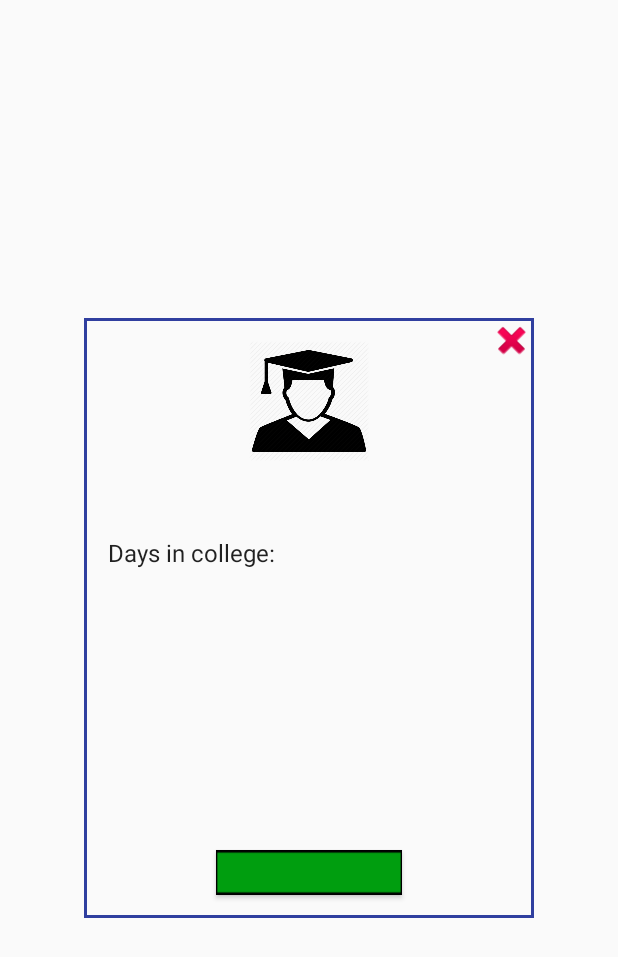
After one commit to idodror/Drive2StudyAndroid, an Android app: the layout popup.xml on its own in the app's theme, with its tools: preview values and no code run, on a phone screen of 412 x 824 dp. The commit adds this screen. Shown: the top 957 px of the screen. Run offline under Robolectric (Android 15) with nearby library versions, the phone set to English and light mode, and no system bars; Roboto replaces fonts that are not available here.

Commit message:
ADDED DriveRide Object + popup layout (for map marker click) + Map functions

```diff
--- a/app/build.gradle
+++ b/app/build.gradle
@@ -35,6 +35,7 @@ dependencies {
     implementation 'com.android.support:appcompat-v7:27.1.1'
     implementation 'com.android.support:support-v4:27.1.1'
     implementation 'com.android.support:design:27.1.1'
+    implementation 'com.google.maps.android:android-maps-utils:0.5'
 
     // ViewModel and LiveData
     implementation "android.arch.lifecycle:extensions:1.1.1"
--- a/app/src/main/java/com/drive2study/AppActivity.java
+++ b/app/src/main/java/com/drive2study/AppActivity.java
@@ -1,15 +1,15 @@
 package com.drive2study;
 
 import android.os.Bundle;
-import android.support.v4.app.Fragment;
 import android.support.annotation.NonNull;
 import android.support.design.widget.BottomNavigationView;
+import android.support.v4.app.Fragment;
+import android.support.v4.app.FragmentManager;
 import android.support.v4.app.FragmentTransaction;
 import android.support.v7.app.AppCompatActivity;
 import android.view.Menu;
 import android.view.MenuItem;
 import android.widget.Toast;
-import android.support.v4.app.FragmentManager;
 import com.drive2study.Model.Model;
 import com.drive2study.Model.Student;
 import com.drive2study.View.EditProfileFragment;
--- a/app/src/main/java/com/drive2study/Model/AppLocalDB.java
+++ b/app/src/main/java/com/drive2study/Model/AppLocalDB.java
@@ -13,7 +13,7 @@ abstract class AppLocalDbRepository extends RoomDatabase {
     public abstract StudentDao studentDao();
 }
 
-public class AppLocalDB{
+public class AppLocalDB {
     static public AppLocalDbRepository db = Room.databaseBuilder(MyApplication.context,
             AppLocalDbRepository.class,
             "Student.db").fallbackToDestructiveMigration().build();
--- a/app/src/main/java/com/drive2study/Model/ModelFirebase.java
+++ b/app/src/main/java/com/drive2study/Model/ModelFirebase.java
@@ -4,9 +4,9 @@ import android.graphics.Bitmap;
 import android.graphics.BitmapFactory;
 import android.net.Uri;
 import android.util.Log;
+
 import com.google.android.gms.tasks.OnFailureListener;
 import com.google.android.gms.tasks.OnSuccessListener;
-import com.google.android.gms.tasks.Task;
 import com.google.firebase.database.DataSnapshot;
 import com.google.firebase.database.DatabaseError;
 import com.google.firebase.database.DatabaseReference;
@@ -15,6 +15,7 @@ import com.google.firebase.database.ValueEventListener;
 import com.google.firebase.storage.FirebaseStorage;
 import com.google.firebase.storage.StorageReference;
 import com.google.firebase.storage.UploadTask;
+
 import java.io.ByteArrayOutputStream;
 import java.util.Date;
 import java.util.HashMap;
--- a/app/src/main/java/com/drive2study/Model/Student.java
+++ b/app/src/main/java/com/drive2study/Model/Student.java
@@ -2,7 +2,6 @@ package com.drive2study.Model;
 
 import android.arch.persistence.room.Entity;
 import android.arch.persistence.room.PrimaryKey;
-import android.arch.persistence.room.TypeConverter;
 import android.arch.persistence.room.TypeConverters;
 import android.support.annotation.NonNull;
 import java.io.Serializable;
--- /dev/null
+++ b/app/src/main/res/drawable/border_stroke.xml
@@ -0,0 +1,5 @@
+<?xml version="1.0" encoding="utf-8"?>
+<shape android:shape="rectangle" xmlns:android="http://schemas.android.com/apk/res/android">
+    <stroke android:width="2dp" android:color="@color/colorPrimaryDark" />
+    <solid android:color="@android:color/transparent" />
+</shape>
--- /dev/null
+++ b/app/src/main/res/layout/popup.xml
@@ -0,0 +1,80 @@
+<?xml version="1.0" encoding="utf-8"?>
+<android.support.constraint.ConstraintLayout xmlns:android="http://schemas.android.com/apk/res/android"
+    xmlns:app="http://schemas.android.com/apk/res-auto"
+    xmlns:tools="http://schemas.android.com/tools"
+    android:layout_width="300dp"
+    android:layout_height="400dp"
+    android:layout_gravity="center"
+    android:background="@drawable/border_stroke" >
+
+
+    <ImageView
+        android:id="@+id/popup_img_avatar"
+        android:layout_width="80dp"
+        android:layout_height="80dp"
+        android:layout_marginEnd="110dp"
+        android:layout_marginStart="110dp"
+        android:layout_marginTop="15dp"
+        app:layout_constraintEnd_toEndOf="parent"
+        app:layout_constraintStart_toStartOf="parent"
+        app:layout_constraintTop_toTopOf="parent"
+        app:srcCompat="@drawable/student_avatar" />
+
+    <TextView
+        android:id="@+id/popup_txt_full_name"
+        android:layout_width="205dp"
+        android:layout_height="wrap_content"
+        android:layout_marginEnd="47dp"
+        android:layout_marginStart="48dp"
+        android:layout_marginTop="10dp"
+        android:textAlignment="center"
+        android:textSize="18sp"
+        android:textStyle="bold"
+        app:layout_constraintEnd_toEndOf="parent"
+        app:layout_constraintStart_toStartOf="parent"
+        app:layout_constraintTop_toBottomOf="@+id/popup_img_avatar" />
+
+    <TextView
+        android:id="@+id/popup_txt_label_days"
+        android:layout_width="wrap_content"
+        android:layout_height="wrap_content"
+        android:layout_marginStart="16dp"
+        android:layout_marginTop="15dp"
+        android:text="@string/profile_label_days"
+        android:textSize="16sp"
+        app:layout_constraintStart_toStartOf="parent"
+        app:layout_constraintTop_toBottomOf="@+id/popup_txt_full_name" />
+
+    <TextView
+        android:id="@+id/popup_txt_days_in_college_list"
+        android:layout_width="142dp"
+        android:layout_height="179dp"
+        android:layout_marginEnd="29dp"
+        android:layout_marginTop="15dp"
+        android:textSize="16sp"
+        app:layout_constraintEnd_toEndOf="parent"
+        app:layout_constraintTop_toBottomOf="@+id/popup_txt_full_name" />
+
+    <Button
+        android:id="@+id/popup_btn_drive_or_ride"
+        android:layout_width="124dp"
+        android:layout_height="30dp"
+        android:layout_marginEnd="88dp"
+        android:layout_marginStart="88dp"
+        android:layout_marginTop="30dp"
+        android:background="@drawable/green_button_background"
+        app:layout_constraintEnd_toEndOf="parent"
+        app:layout_constraintStart_toStartOf="parent"
+        app:layout_constraintTop_toBottomOf="@+id/popup_txt_days_in_college_list" />
+
+    <Button
+        android:id="@+id/popup_btn_close"
+        android:layout_width="30dp"
+        android:layout_height="30dp"
+        android:background="@android:drawable/ic_delete"
+        android:gravity="center"
+        android:textStyle="bold"
+        app:layout_constraintEnd_toEndOf="parent"
+        app:layout_constraintTop_toTopOf="parent" />
+
+</android.support.constraint.ConstraintLayout>
--- a/app/src/main/res/values/strings.xml
+++ b/app/src/main/res/values/strings.xml
@@ -77,7 +77,4 @@
     <string name="lost_password_send_code">Send Now</string>
     <string name="lost_password_dashes_or">----------------------- Or ----------------------</string>
     <string name="lost_password_try_again">Try sign-in again</string>
-
-    <!-- TODO: Remove or change this placeholder text -->
-    <string name="hello_blank_fragment">Hello blank fragment</string>
 </resources>
```
Also changed, not shown: app/src/main/java/com/drive2study/MainActivity.java (+6 -6 lines), app/src/main/java/com/drive2study/Model/DriveRide.java (added, +16 -0 lines), app/src/main/java/com/drive2study/View/MapFragment.java (+61 -0 lines). Lines whose indentation alone changed are shown as unchanged.
